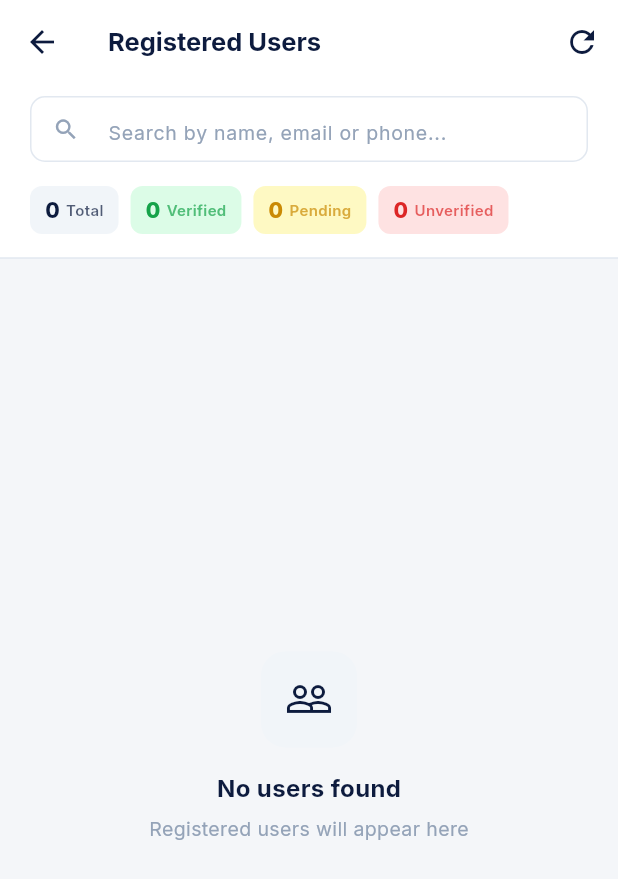
After one commit to aemofinance-png/aemoApp, a Flutter app: the AdminUsersScreen screen opened by its route, on a phone screen of 412 x 824 dp. The commit adds this screen. Shown: the top 879 px of the screen. Run offline on Flutter 3.47's test engine with Material 3 defaults, Android fonts, the phone set to English and light mode, and no system bars; our stand-ins replace cloud_firestore, equatable, file_picker, firebase_auth, firebase_core, firebase_storage and 7 more; missing offline and left inert: dart:html, dart:js_interop, pdfx; accounts and stored records are empty.

Commit message:
added users list to the admin dashboard

```diff
--- a/lib/app/router.dart
+++ b/lib/app/router.dart
@@ -1,4 +1,5 @@
 import 'package:aemo_loan_app/data/models/withdrawal_model.dart';
+import 'package:aemo_loan_app/features/admin/screens/admin_users.dart';
 import 'package:aemo_loan_app/features/admin/screens/admin_withdrawal_screen.dart';
 import 'package:aemo_loan_app/features/withdrawal/user_withdrawals_screen.dart';
 import 'package:aemo_loan_app/features/landing_page/landing_page_desktop.dart';
@@ -48,7 +49,7 @@ class AppRoutes {
   static const String withdrawals = '/withdrawals';
   static const String adminWithdrawals = '/admin-withdrawals';
   static const String userApplications = '/user-applications';
-
+  static const String adminUsers = '/admin-users';
   static const String withdrawalSuccess = '/withdrawal-success';
 
 // In routes list:
@@ -126,6 +127,10 @@ final routerProvider = Provider<GoRouter>((ref) {
           final id = state.pathParameters['id']!;
           return WithdrawalScreen(application: application, applicationId: id);
         },
+      ),
+      GoRoute(
+        path: AppRoutes.adminUsers,
+        builder: (context, state) => const AdminUsersScreen(),
       ),
       GoRoute(
         path: AppRoutes.withdrawals,
--- /dev/null
+++ b/lib/features/admin/screens/admin_users.dart
@@ -0,0 +1,395 @@
+import 'package:flutter/material.dart';
+import 'package:flutter_riverpod/flutter_riverpod.dart';
+import 'package:go_router/go_router.dart';
+import '../../../core/constants/app_colors.dart';
+import '../../../core/utils/formatters.dart';
+import '../../../data/models/user_model.dart';
+import '../../../data/providers/service_providers.dart';
+import '../../../app/router.dart';
+
+final allUsersProvider =
+    FutureProvider.autoDispose<List<UserModel>>((ref) async {
+  return ref.read(firestoreServiceProvider).getAllUsers();
+});
+
+class AdminUsersScreen extends ConsumerStatefulWidget {
+  const AdminUsersScreen({super.key});
+
+  @override
+  ConsumerState<AdminUsersScreen> createState() => _AdminUsersScreenState();
+}
+
+class _AdminUsersScreenState extends ConsumerState<AdminUsersScreen> {
+  String _searchQuery = '';
+
+  @override
+  Widget build(BuildContext context) {
+    final usersAsync = ref.watch(allUsersProvider);
+
+    return Scaffold(
+      backgroundColor: const Color(0xFFF4F6F9),
+      appBar: AppBar(
+        backgroundColor: Colors.white,
+        elevation: 0,
+        leading: IconButton(
+          icon: const Icon(Icons.arrow_back, color: Color(0xFF0D1B3E)),
+          onPressed: () => context.go(AppRoutes.admin),
+        ),
+        title: const Text(
+          'Registered Users',
+          style: TextStyle(
+            fontSize: 17,
+            fontWeight: FontWeight.w700,
+            color: Color(0xFF0D1B3E),
+          ),
+        ),
+        actions: [
+          IconButton(
+            icon: const Icon(Icons.refresh, color: Color(0xFF0D1B3E)),
+            onPressed: () => ref.invalidate(allUsersProvider),
+          ),
+        ],
+      ),
+      body: usersAsync.when(
+        loading: () => const Center(child: CircularProgressIndicator()),
+        error: (e, _) => Center(child: Text('Error: $e')),
+        data: (users) {
+          // Filter out admins and apply search
+          final filtered = users
+              .where((u) => u.role != 'admin')
+              .where((u) =>
+                  _searchQuery.isEmpty ||
+                  u.fullName
+                      .toLowerCase()
+                      .contains(_searchQuery.toLowerCase()) ||
+                  u.email.toLowerCase().contains(_searchQuery.toLowerCase()) ||
+                  u.phone.contains(_searchQuery))
+              .toList();
+
+          return Column(
+            children: [
+              // ── Search bar ──────────────────────────
+              Container(
+                color: Colors.white,
+                padding: const EdgeInsets.fromLTRB(20, 8, 20, 16),
+                child: Row(
+                  children: [
+                    Expanded(
+                      child: Container(
+                        height: 44,
+                        decoration: BoxDecoration(
+                          color: const Color(0xFFF1F5F9),
+                          borderRadius: BorderRadius.circular(10),
+                        ),
+                        child: TextField(
+                          onChanged: (v) => setState(() => _searchQuery = v),
+                          decoration: const InputDecoration(
+                            hintText: 'Search by name, email or phone...',
+                            hintStyle: TextStyle(
+                              fontSize: 13,
+                              color: Color(0xFF94A3B8),
+                            ),
+                            prefixIcon: Icon(Icons.search,
+                                color: Color(0xFF94A3B8), size: 18),
+                            border: InputBorder.none,
+                            contentPadding: EdgeInsets.symmetric(vertical: 12),
+                          ),
+                        ),
+                      ),
+                    ),
+                  ],
+                ),
+              ),
+
+              // ── Stats row ────────────────────────────
+              Container(
+                color: Colors.white,
+                padding: const EdgeInsets.fromLTRB(20, 0, 20, 16),
+                child: Row(
+                  children: [
+                    _buildStatChip(
+                      'Total',
+                      filtered.length.toString(),
+                      const Color(0xFF0D1B3E),
+                      const Color(0xFFF1F5F9),
+                    ),
+                    const SizedBox(width: 8),
+                    _buildStatChip(
+                      'Verified',
+                      filtered
+                          .where((u) =>
+                              u.verificationStatus ==
+                              VerificationStatus.verified)
+                          .length
+                          .toString(),
+                      const Color(0xFF16A34A),
+                      const Color(0xFFDCFCE7),
+                    ),
+                    const SizedBox(width: 8),
+                    _buildStatChip(
+                      'Pending',
+                      filtered
+                          .where((u) =>
+                              u.verificationStatus ==
+                              VerificationStatus.pending)
+                          .length
+                          .toString(),
+                      const Color(0xFFCA8A04),
+                      const Color(0xFFFEF9C3),
+                    ),
+                    const SizedBox(width: 8),
+                    _buildStatChip(
+                      'Unverified',
+                      filtered
+                          .where((u) =>
+                              u.verificationStatus ==
+                              VerificationStatus.unverified)
+                          .length
+                          .toString(),
+                      const Color(0xFFDC2626),
+                      const Color(0xFFFEE2E2),
+                    ),
+                  ],
+                ),
+              ),
+
+              const Divider(height: 0.5, color: Color(0xFFE2E8F0)),
+
+              // ── User list ────────────────────────────
+              Expanded(
+                child: RefreshIndicator(
+                  onRefresh: () async => ref.invalidate(allUsersProvider),
+                  child: filtered.isEmpty
+                      ? _buildEmptyState()
+                      : ListView.builder(
+                          padding: const EdgeInsets.all(20),
+                          itemCount: filtered.length,
+                          itemBuilder: (context, index) =>
+                              _buildUserCard(context, filtered[index]),
+                        ),
+                ),
+              ),
+            ],
+          );
+        },
+      ),
+    );
+  }
+
+  Widget _buildUserCard(BuildContext context, UserModel user) {
+    return GestureDetector(
+      onTap: () => context.go('${AppRoutes.adminUserProfile}/${user.id}'),
+      child: Container(
+        margin: const EdgeInsets.only(bottom: 12),
+        decoration: BoxDecoration(
+          color: Colors.white,
+          borderRadius: BorderRadius.circular(16),
+          border: Border.all(color: const Color(0xFFE2E8F0), width: 0.5),
+        ),
+        child: Padding(
+          padding: const EdgeInsets.all(16),
+          child: Row(
+            children: [
+              // Avatar
+              CircleAvatar(
+                radius: 24,
+                backgroundColor: const Color(0xFF0D1B3E),
+                backgroundImage:
+                    user.selfieUrl != null && user.selfieUrl!.isNotEmpty
+                        ? NetworkImage(user.selfieUrl!)
+                        : null,
+                child: user.selfieUrl == null || user.selfieUrl!.isEmpty
+                    ? Text(
+                        user.fullName.isNotEmpty
+                            ? user.fullName[0].toUpperCase()
+                            : '?',
+                        style: const TextStyle(
+                          fontSize: 18,
+                          fontWeight: FontWeight.w700,
+                          color: Colors.white,
+                        ),
+                      )
+                    : null,
+              ),
+
+              const SizedBox(width: 14),
+
+              // Info
+              Expanded(
+                child: Column(
+                  crossAxisAlignment: CrossAxisAlignment.start,
+                  children: [
+                    Text(
+                      user.fullName,
+                      style: const TextStyle(
+                        fontSize: 15,
+                        fontWeight: FontWeight.w700,
+                        color: Color(0xFF0D1B3E),
+                      ),
+                    ),
+                    const SizedBox(height: 2),
+                    Text(
+                      user.email,
+                      style: const TextStyle(
+                        fontSize: 12,
+                        color: Color(0xFF64748B),
+                      ),
+                    ),
+                    const SizedBox(height: 4),
+                    Row(
+                      children: [
+                        const Icon(Icons.location_on_outlined,
+                            size: 12, color: Color(0xFF94A3B8)),
+                        const SizedBox(width: 4),
+                        Text(
+                          user.countryName.isEmpty
+                              ? user.countryCode
+                              : user.countryName,
+                          style: const TextStyle(
+                            fontSize: 11,
+                            color: Color(0xFF94A3B8),
+                          ),
+                        ),
+                        const SizedBox(width: 10),
+                        const Icon(Icons.calendar_today_outlined,
+                            size: 12, color: Color(0xFF94A3B8)),
+                        const SizedBox(width: 4),
+                        Text(
+                          Formatters.date(user.createdAt),
+                          style: const TextStyle(
+                            fontSize: 11,
+                            color: Color(0xFF94A3B8),
+                          ),
+                        ),
+                      ],
+                    ),
+                  ],
+                ),
+              ),
+
+              const SizedBox(width: 8),
+
+              // KYC badge + chevron
+              Column(
+                crossAxisAlignment: CrossAxisAlignment.end,
+                children: [
+                  _buildKycBadge(user.verificationStatus),
+                  const SizedBox(height: 8),
+                  const Icon(Icons.chevron_right,
+                      color: Color(0xFF94A3B8), size: 18),
+                ],
+              ),
+            ],
+          ),
+        ),
+      ),
+    );
+  }
+
+  Widget _buildKycBadge(VerificationStatus status) {
+    Color bg;
+    Color fg;
+    String label;
+
+    switch (status) {
+      case VerificationStatus.verified:
+        bg = const Color(0xFFDCFCE7);
+        fg = const Color(0xFF16A34A);
+        label = 'VERIFIED';
+        break;
+      case VerificationStatus.pending:
+        bg = const Color(0xFFFEF9C3);
+        fg = const Color(0xFFCA8A04);
+        label = 'PENDING';
+        break;
+      case VerificationStatus.unverified:
+        bg = const Color(0xFFFEE2E2);
+        fg = const Color(0xFFDC2626);
+        label = 'UNVERIFIED';
+        break;
+    }
+
+    return Container(
+      padding: const EdgeInsets.symmetric(horizontal: 8, vertical: 4),
+      decoration: BoxDecoration(
+        color: bg,
+        borderRadius: BorderRadius.circular(6),
+      ),
+      child: Text(
+        label,
+        style: TextStyle(
+          fontSize: 9,
+          fontWeight: FontWeight.w700,
+          color: fg,
+          letterSpacing: 0.5,
+        ),
+      ),
+    );
+  }
+
+  Widget _buildStatChip(String label, String value, Color fg, Color bg) {
+    return Container(
+      padding: const EdgeInsets.symmetric(horizontal: 10, vertical: 6),
+      decoration: BoxDecoration(
+        color: bg,
+        borderRadius: BorderRadius.circular(8),
+      ),
+      child: Row(
+        mainAxisSize: MainAxisSize.min,
+        children: [
+          Text(
+            value,
+            style: TextStyle(
+              fontSize: 14,
+              fontWeight: FontWeight.w800,
+              color: fg,
+            ),
+          ),
+          const SizedBox(width: 4),
+          Text(
+            label,
+            style: TextStyle(
+              fontSize: 10,
+              fontWeight: FontWeight.w600,
+              color: fg.withOpacity(0.7),
+            ),
+          ),
+        ],
+      ),
+    );
+  }
+
+  Widget _buildEmptyState() {
+    return Center(
+      child: Column(
+        mainAxisAlignment: MainAxisAlignment.center,
+        children: [
+          Container(
+            width: 64,
+            height: 64,
+            decoration: BoxDecoration(
+              color: const Color(0xFFF1F5F9),
+              borderRadius: BorderRadius.circular(16),
+            ),
+            child: const Icon(Icons.people_outline,
+                color: Color(0xFF0D1B3E), size: 32),
+          ),
+          const SizedBox(height: 16),
+          const Text(
+            'No users found',
+            style: TextStyle(
+              fontSize: 16,
+              fontWeight: FontWeight.w700,
+              color: Color(0xFF0D1B3E),
+            ),
+          ),
+          const SizedBox(height: 6),
+          const Text(
+            'Registered users will appear here',
+            style: TextStyle(fontSize: 13, color: Color(0xFF94A3B8)),
+          ),
+        ],
+      ),
+    );
+  }
+}
--- a/lib/features/loan_application/screens/loan_application_screen.dart
+++ b/lib/features/loan_application/screens/loan_application_screen.dart
@@ -325,7 +325,9 @@ class _LoanApplicationScreenState extends ConsumerState<LoanApplicationScreen> {
         children: [
           // Back button
           Container(
-            decoration: BoxDecoration(borderRadius: BorderRadius.circular(30)),
+            decoration: BoxDecoration(
+              borderRadius: BorderRadius.circular(30),
+            ),
             child: GestureDetector(
               onTap: _currentStep > 0
                   ? _previousStep
```
Also changed, not shown: lib/data/services/firestore_service.dart (+8 -0 lines), lib/features/admin/screens/admin_dashboard.dart (+8 -0 lines), 6 other files.
